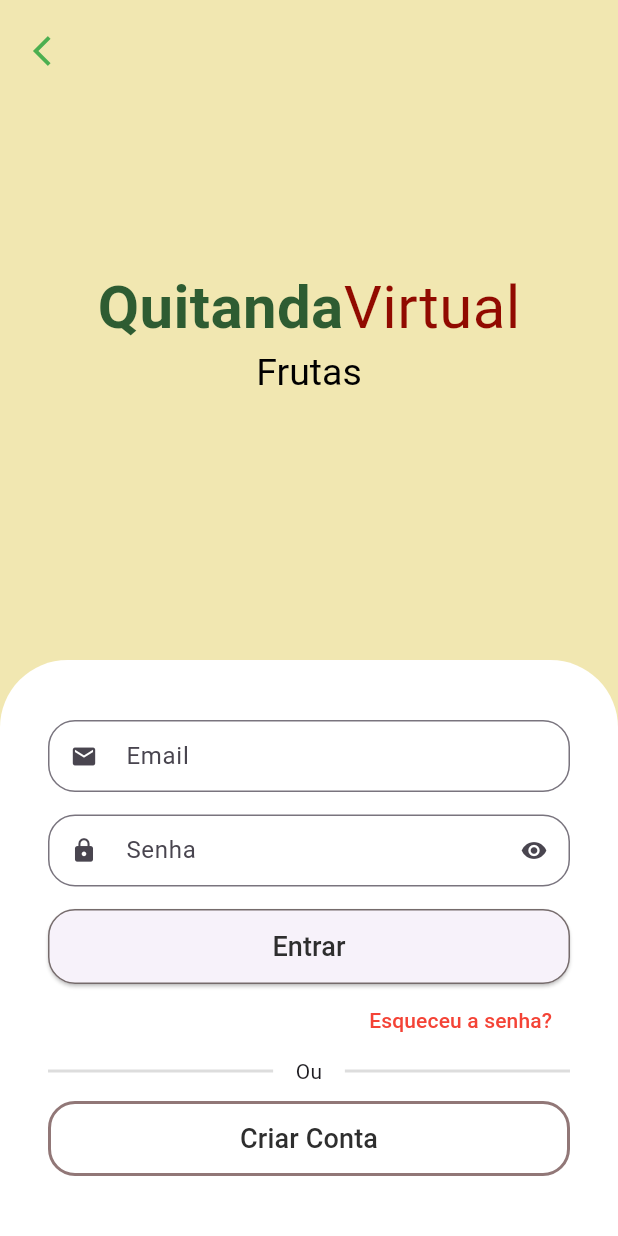
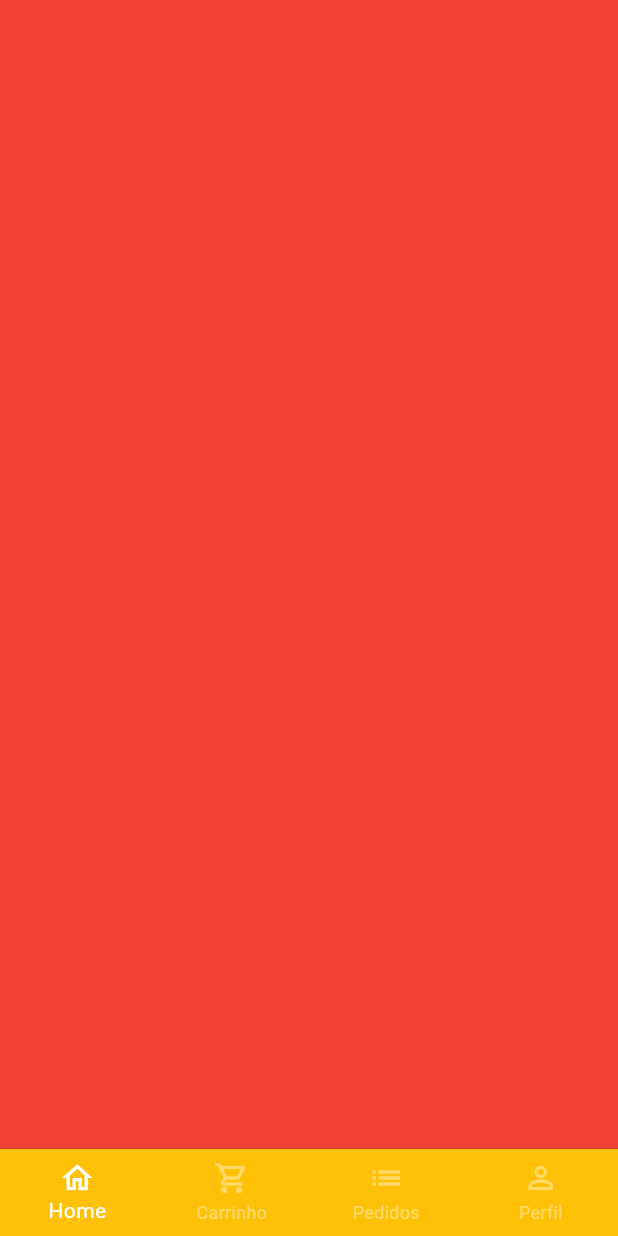
Before and after one commit to GabrielsFelix-utp/flutter_application_1, a Flutter app: the screen it shows after launch, after a tap on "Entrar", on a phone screen of 412 x 824 dp. Run offline on Flutter 3.47's test engine with Material 3 defaults, Android fonts, the phone set to English and light mode, and no system bars; drawn by our look-alikes of animated_text_kit; our stand-ins replace mask_text_input_formatter.

Commit message:
Molde Tela Menu

```diff
--- /dev/null
+++ b/lib/src/auth/Base/base_screen.dart
@@ -0,0 +1,65 @@
+import 'package:flutter/material.dart';
+
+class BaseScreen extends StatefulWidget {
+  BaseScreen({super.key});
+  final pageController = PageController();
+
+  @override
+  State<BaseScreen> createState() => _BaseScreenState();
+}
+
+class _BaseScreenState extends State<BaseScreen> {
+  int currentIndex = 0;
+
+  @override
+  Widget build(BuildContext context) {
+    return Scaffold(
+      body: PageView(
+        physics: NeverScrollableScrollPhysics(),
+        controller: widget.pageController,
+        onPageChanged: (index) {
+          setState(() {
+            currentIndex = index;
+          });
+        },
+        children: [
+          Container(color: Colors.red),
+          Container(color: Colors.yellow),
+          Container(color: Colors.green),
+          Container(color: Colors.purple),
+        ],
+      ),
+      bottomNavigationBar: BottomNavigationBar(
+        currentIndex: currentIndex,
+        onTap: (index) {
+          setState(() {
+            currentIndex = index;
+            widget.pageController.jumpToPage(index);
+          });
+        },
+        type: BottomNavigationBarType.fixed,
+        backgroundColor: Colors.amber,
+        selectedItemColor: Colors.white,
+        unselectedItemColor: Colors.white.withAlpha(100),
+        items: const [
+          BottomNavigationBarItem(
+            icon: Icon(Icons.home_outlined),
+            label: 'Home',
+          ),
+          BottomNavigationBarItem(
+            icon: Icon(Icons.shopping_cart_outlined),
+            label: 'Carrinho',
+          ),
+          BottomNavigationBarItem(
+            icon: Icon(Icons.list),
+            label: 'Pedidos',
+          ),
+          BottomNavigationBarItem(
+            icon: Icon(Icons.person_outline),
+            label: 'Perfil',
+          ),
+        ],
+      ),
+    );
+  }
+}
--- a/lib/src/auth/sign_in_screen.dart
+++ b/lib/src/auth/sign_in_screen.dart
@@ -1,5 +1,6 @@
 import 'package:animated_text_kit/animated_text_kit.dart';
 import 'package:flutter/material.dart';
+import 'package:flutter_application_1/src/auth/Base/base_screen.dart';
 import 'package:flutter_application_1/src/auth/components/custom_text_field.dart';
 import 'package:flutter_application_1/src/auth/config/custom_colors.dart';
 import 'package:flutter_application_1/src/auth/sign_up_screen.dart';
@@ -121,10 +122,10 @@ class SignInScreen extends StatelessWidget {
                                 side: const BorderSide(
                                     color: Color.fromARGB(255, 117, 107, 107))),
                             onPressed: () {
-                              Navigator.of(context).push(
+                              Navigator.of(context).pushReplacement(
                                 MaterialPageRoute(
                                   builder: (c) {
-                                    return SignInScreen();
+                                    return BaseScreen();
                                   },
                                 ),
                               );
--- a/lib/src/auth/sign_up_screen.dart
+++ b/lib/src/auth/sign_up_screen.dart
@@ -9,6 +9,11 @@ class SignUpScreen extends StatelessWidget {
   final cpfFormatter = MaskTextInputFormatter(
     mask: '###.###.###-##', filter: {'#': RegExp(r'[0-9]')},
   );
+
+   final phoneFormatter = MaskTextInputFormatter(
+    mask: '## # ####-####', filter: {'#': RegExp(r'[0-9]')},
+  );
+
   @override
   Widget build(BuildContext context) {
     final Size = MediaQuery.of(context).size;
@@ -65,9 +70,10 @@ class SignUpScreen extends StatelessWidget {
                               icon: Icons.person,
                               label: 'Nome',
                             ),
-                            const CustomTextField(
+                             CustomTextField(
                               icon: Icons.phone,
                               label: 'Celular',
+                              InputFormatters: [phoneFormatter],
                             ),
                              CustomTextField(
                               icon: Icons.file_copy,
```
